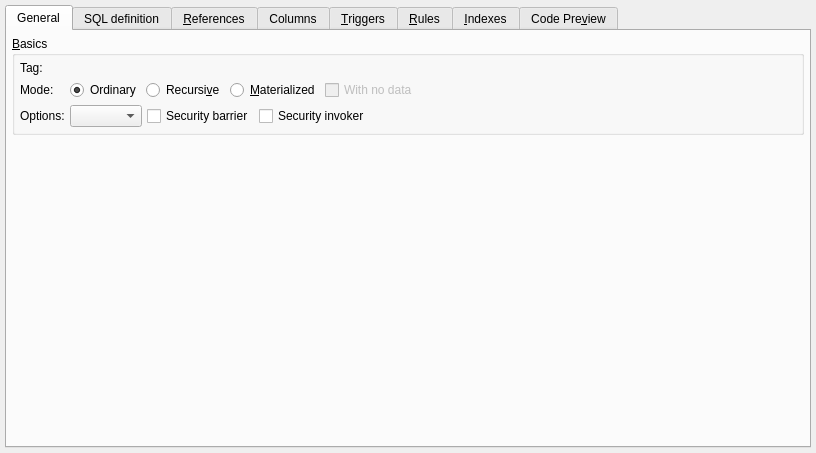
This is libs/libgui/ui/dbobjects/viewwidget.ui in maniac787/pgmodeler as Qt 5 draws it before an edit. The edited form follows.
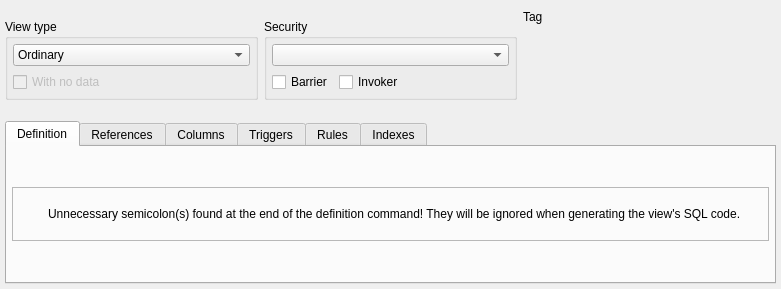
This is the edited form. Icons and pictures are not drawn.

Commit message: Refactor ViewWidget to use tabbed layout with modern UI patterns

Diff of the .ui file:
```diff
--- a/libs/libgui/ui/dbobjects/viewwidget.ui
+++ b/libs/libgui/ui/dbobjects/viewwidget.ui
@@ -6,11 +6,11 @@
    <rect>
     <x>0</x>
     <y>0</y>
-    <width>816</width>
-    <height>453</height>
+    <width>781</width>
+    <height>289</height>
    </rect>
   </property>
-  <layout class="QGridLayout" name="view_grid">
+  <layout class="QVBoxLayout" name="verticalLayout_2">
    <property name="leftMargin">
     <number>5</number>
    </property>
@@ -23,32 +23,20 @@
    <property name="bottomMargin">
     <number>5</number>
    </property>
-   <property name="spacing">
-    <number>5</number>
-   </property>
-   <item row="1" column="0" colspan="2">
-    <widget class="QTabWidget" name="attributes_tbw">
-     <property name="currentIndex">
-      <number>0</number>
-     </property>
-     <property name="iconSize">
-      <size>
-       <width>22</width>
-       <height>22</height>
-      </size>
-     </property>
-     <widget class="QWidget" name="general_tab">
-      <attribute name="icon">
-       <iconset resource="../../res/resources.qrc">
-        <normaloff>:/icons/icons/attribute.png</normaloff>:/icons/icons/attribute.png</iconset>
-      </attribute>
-      <attribute name="title">
-       <string>General</string>
-      </attribute>
+   <item>
+    <layout class="QHBoxLayout" name="type_sec_tag_lt">
+     <item>
+      <widget class="QGroupBox" name="view_type_grp">
+       <property name="sizePolicy">
+        <sizepolicy hsizetype="Preferred" vsizetype="Fixed">
+         <horstretch>0</horstretch>
+         <verstretch>0</verstretch>
+        </sizepolicy>
+       </property>
+       <property name="title">
+        <string>View type</string>
+       </property>
       <layout class="QVBoxLayout" name="verticalLayout">
-       <property name="spacing">
-        <number>5</number>
-       </property>
        <property name="leftMargin">
         <number>5</number>
        </property>
@@ -62,56 +50,31 @@
         <number>5</number>
        </property>
        <item>
-        <widget class="QGroupBox" name="basics_gb">
-         <property name="title">
-          <string>&amp;Basics</string>
-         </property>
-         <layout class="QGridLayout" name="gridLayout_2">
-          <property name="leftMargin">
-           <number>5</number>
+         <widget class="QComboBox" name="view_type_cmb">
+          <property name="sizePolicy">
+           <sizepolicy hsizetype="Preferred" vsizetype="Fixed">
+            <horstretch>0</horstretch>
+            <verstretch>0</verstretch>
+           </sizepolicy>
+          </property>
+          <property name="sizeAdjustPolicy">
+           <enum>QComboBox::SizeAdjustPolicy::AdjustToContents</enum>
           </property>
-          <property name="topMargin">
-           <number>5</number>
-          </property>
-          <property name="rightMargin">
-           <number>5</number>
-          </property>
-          <property name="bottomMargin">
-           <number>5</number>
-          </property>
-          <property name="spacing">
-           <number>5</number>
-          </property>
-          <item row="1" column="1" colspan="4">
-           <layout class="QHBoxLayout" name="horizontalLayout">
-            <property name="spacing">
-             <number>5</number>
-            </property>
             <item>
-             <widget class="QRadioButton" name="ordinary_rb">
               <property name="text">
                <string>Ordinary</string>
               </property>
-              <property name="checked">
-               <bool>true</bool>
-              </property>
-             </widget>
             </item>
             <item>
-             <widget class="QRadioButton" name="recursive_rb">
               <property name="text">
-               <string>Recursi&amp;ve</string>
-              </property>
-              <property name="checked">
-               <bool>false</bool>
-              </property>
-             </widget>
+            <string>Recursive</string>
+           </property>
             </item>
             <item>
-             <widget class="QRadioButton" name="materialized_rb">
               <property name="text">
-               <string>&amp;Materialized</string>
-              </property>
+            <string>Materialized</string>
+           </property>
+          </item>
              </widget>
             </item>
             <item>
@@ -120,7 +83,7 @@
                <bool>false</bool>
               </property>
               <property name="sizePolicy">
-               <sizepolicy hsizetype="Expanding" vsizetype="Fixed">
+           <sizepolicy hsizetype="Preferred" vsizetype="Fixed">
                 <horstretch>0</horstretch>
                 <verstretch>0</verstretch>
                </sizepolicy>
@@ -134,105 +97,164 @@
              </widget>
             </item>
            </layout>
-          </item>
-          <item row="1" column="0">
-           <widget class="QLabel" name="tag_lbl_2">
+      </widget>
+     </item>
+     <item>
+      <widget class="QGroupBox" name="security_grp">
             <property name="sizePolicy">
-             <sizepolicy hsizetype="Fixed" vsizetype="Preferred">
+        <sizepolicy hsizetype="Preferred" vsizetype="Fixed">
               <horstretch>0</horstretch>
               <verstretch>0</verstretch>
              </sizepolicy>
             </property>
-            <property name="text">
-             <string>Mode:</string>
-            </property>
-           </widget>
-          </item>
-          <item row="2" column="3">
-           <widget class="QCheckBox" name="security_invoker_chk">
-            <property name="sizePolicy">
-             <sizepolicy hsizetype="Expanding" vsizetype="Fixed">
-              <horstretch>0</horstretch>
-              <verstretch>0</verstretch>
-             </sizepolicy>
-            </property>
-            <property name="text">
-             <string>Security invoker</string>
-            </property>
-           </widget>
-          </item>
-          <item row="2" column="2">
-           <widget class="QCheckBox" name="security_barrier_chk">
-            <property name="text">
-             <string>Security barrier</string>
-            </property>
-           </widget>
-          </item>
-          <item row="2" column="1">
+       <property name="title">
+        <string>Security</string>
+       </property>
+       <layout class="QVBoxLayout" name="verticalLayout_5">
+        <property name="leftMargin">
+         <number>5</number>
+        </property>
+        <property name="topMargin">
+         <number>5</number>
+        </property>
+        <property name="rightMargin">
+         <number>5</number>
+        </property>
+        <property name="bottomMargin">
+         <number>5</number>
+        </property>
+        <item>
            <widget class="QComboBox" name="check_option_cmb">
             <property name="sizePolicy">
+           <sizepolicy hsizetype="Preferred" vsizetype="Fixed">
+            <horstretch>0</horstretch>
+            <verstretch>0</verstretch>
+           </sizepolicy>
+          </property>
+         </widget>
+        </item>
+        <item>
+         <layout class="QHBoxLayout" name="horizontalLayout">
+          <item>
+           <widget class="QCheckBox" name="security_barrier_chk">
+            <property name="sizePolicy">
              <sizepolicy hsizetype="Fixed" vsizetype="Fixed">
               <horstretch>0</horstretch>
               <verstretch>0</verstretch>
              </sizepolicy>
             </property>
+            <property name="text">
+             <string>Barrier</string>
+            </property>
            </widget>
           </item>
-          <item row="2" column="0">
-           <widget class="QLabel" name="option_lbl">
+          <item>
+           <widget class="QCheckBox" name="security_invoker_chk">
+            <property name="sizePolicy">
+             <sizepolicy hsizetype="Preferred" vsizetype="Fixed">
+              <horstretch>0</horstretch>
+              <verstretch>0</verstretch>
+             </sizepolicy>
+            </property>
             <property name="text">
-             <string>Options:</string>
+             <string>Invoker</string>
             </property>
            </widget>
           </item>
-          <item row="0" column="0">
+         </layout>
+        </item>
+       </layout>
+      </widget>
+     </item>
+     <item>
+      <widget class="QWidget" name="tag_parent" native="true">
+       <property name="maximumSize">
+        <size>
+         <width>16777215</width>
+         <height>110</height>
+        </size>
+       </property>
+       <layout class="QVBoxLayout" name="tag_lt">
+        <property name="sizeConstraint">
+         <enum>QLayout::SizeConstraint::SetDefaultConstraint</enum>
+        </property>
+        <property name="leftMargin">
+         <number>0</number>
+        </property>
+        <property name="topMargin">
+         <number>5</number>
+        </property>
+        <property name="rightMargin">
+         <number>0</number>
+        </property>
+        <property name="bottomMargin">
+         <number>0</number>
+        </property>
+        <item>
            <widget class="QLabel" name="tag_lbl">
             <property name="sizePolicy">
-             <sizepolicy hsizetype="Preferred" vsizetype="Preferred">
+           <sizepolicy hsizetype="Preferred" vsizetype="Fixed">
               <horstretch>0</horstretch>
               <verstretch>0</verstretch>
              </sizepolicy>
             </property>
             <property name="text">
-             <string>Tag:</string>
-            </property>
-           </widget>
-          </item>
-         </layout>
+           <string>Tag</string>
+          </property>
         </widget>
        </item>
        <item>
         <spacer name="verticalSpacer">
          <property name="orientation">
-          <enum>Qt::Vertical</enum>
+           <enum>Qt::Orientation::Vertical</enum>
          </property>
          <property name="sizeHint" stdset="0">
           <size>
            <width>20</width>
-           <height>291</height>
+            <height>40</height>
           </size>
          </property>
         </spacer>
        </item>
       </layout>
      </widget>
+     </item>
+    </layout>
+   </item>
+   <item>
+    <widget class="QTabWidget" name="attributes_tbw">
+     <property name="currentIndex">
+      <number>0</number>
+     </property>
+     <property name="iconSize">
+      <size>
+       <width>22</width>
+       <height>22</height>
+      </size>
+     </property>
      <widget class="QWidget" name="sql_definition_tab">
       <attribute name="icon">
        <iconset resource="../../res/resources.qrc">
-        <normaloff>:/icons/icons/sqlcode.png</normaloff>:/icons/icons/sqlcode.png</iconset>
+        <normaloff>:/icons/icons/sourcecode.png</normaloff>:/icons/icons/sourcecode.png</iconset>
       </attribute>
       <attribute name="title">
-       <string>SQL definition</string>
+       <string>Definition</string>
       </attribute>
+      <layout class="QVBoxLayout" name="sql_definition_lt">
+       <property name="leftMargin">
+        <number>5</number>
+       </property>
+       <property name="topMargin">
+        <number>5</number>
+       </property>
+       <property name="rightMargin">
+        <number>5</number>
+       </property>
+       <property name="bottomMargin">
+        <number>5</number>
+       </property>
+       <item>
       <widget class="QFrame" name="alert_frm">
-       <property name="geometry">
-        <rect>
-         <x>0</x>
-         <y>10</y>
-         <width>842</width>
-         <height>56</height>
-        </rect>
-       </property>
        <property name="sizePolicy">
         <sizepolicy hsizetype="Preferred" vsizetype="Fixed">
          <horstretch>0</horstretch>
@@ -246,10 +268,10 @@
         </size>
        </property>
        <property name="frameShape">
-        <enum>QFrame::StyledPanel</enum>
+          <enum>QFrame::Shape::StyledPanel</enum>
        </property>
        <property name="frameShadow">
-        <enum>QFrame::Raised</enum>
+          <enum>QFrame::Shadow::Raised</enum>
        </property>
        <layout class="QGridLayout" name="gridLayout">
         <property name="leftMargin">
@@ -285,7 +307,7 @@
            <string/>
           </property>
           <property name="textFormat">
-           <enum>Qt::AutoText</enum>
+             <enum>Qt::TextFormat::AutoText</enum>
           </property>
           <property name="pixmap">
            <pixmap resource="../../res/resources.qrc">:/icons/icons/alert.png</pixmap>
@@ -315,6 +337,8 @@
         </item>
        </layout>
       </widget>
+       </item>
+      </layout>
      </widget>
      <widget class="QWidget" name="view_refs_tab">
       <attribute name="icon">
@@ -322,7 +346,7 @@
         <normaloff>:/icons/icons/reference.png</normaloff>:/icons/icons/reference.png</iconset>
       </attribute>
       <attribute name="title">
-       <string>&amp;References</string>
+       <string>References</string>
       </attribute>
      </widget>
      <widget class="QWidget" name="columns_tab">
@@ -340,7 +364,7 @@
         <normaloff>:/icons/icons/trigger.png</normaloff>:/icons/icons/trigger.png</iconset>
       </attribute>
       <attribute name="title">
-       <string>&amp;Triggers</string>
+       <string>Triggers</string>
       </attribute>
      </widget>
      <widget class="QWidget" name="rules_tab">
@@ -349,7 +373,7 @@
         <normaloff>:/icons/icons/rule.png</normaloff>:/icons/icons/rule.png</iconset>
       </attribute>
       <attribute name="title">
-       <string>&amp;Rules</string>
+       <string>Rules</string>
       </attribute>
      </widget>
      <widget class="QWidget" name="indexes_tab">
@@ -358,16 +382,7 @@
         <normaloff>:/icons/icons/index.png</normaloff>:/icons/icons/index.png</iconset>
       </attribute>
       <attribute name="title">
-       <string>&amp;Indexes</string>
-      </attribute>
-     </widget>
-     <widget class="QWidget" name="sql_preview_tab">
-      <attribute name="icon">
-       <iconset resource="../../res/resources.qrc">
-        <normaloff>:/icons/icons/sqlpreview.png</normaloff>:/icons/icons/sqlpreview.png</iconset>
-      </attribute>
-      <attribute name="title">
-       <string>Code Pre&amp;view</string>
+       <string>Indexes</string>
       </attribute>
      </widget>
     </widget>
```
Left out of the diff: 1 changed line with no effect on the pictures. Lines whose indentation alone changed are shown as unchanged. The commit also changes 4 other files.
